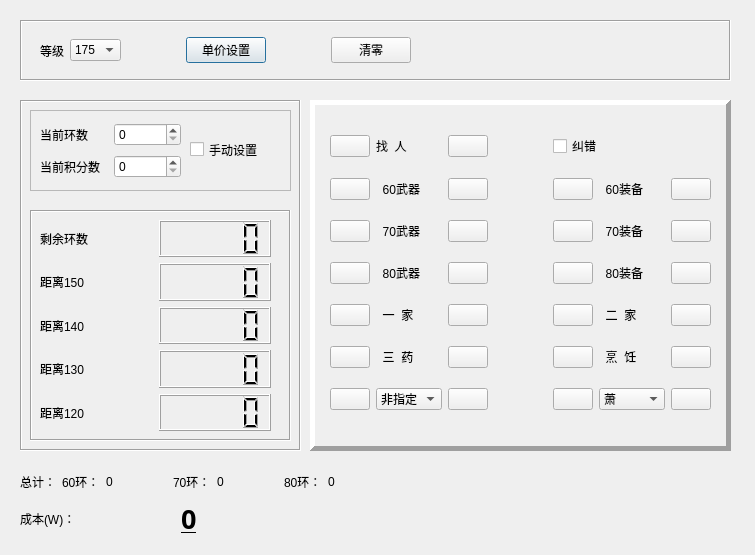
Before: the Qt Designer form 2. 项目实战/2. 梦幻西游宝宝环成本计算器/MH/MH/dialog.ui in GanConglei/PersonalNotes, drawn with Qt 5.
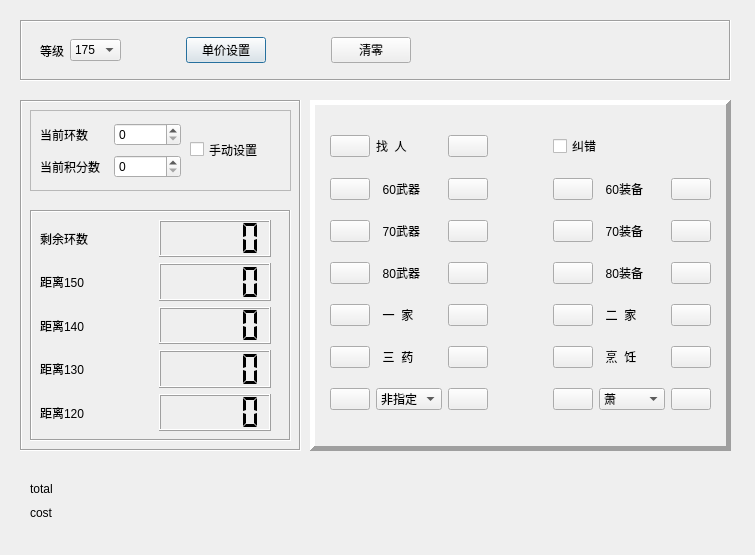
After: the same form once the commit is applied. Icons and pictures are not drawn.

```diff
--- a/2. 项目实战/2. 梦幻西游宝宝环成本计算器/MH/MH/dialog.ui
+++ b/2. 项目实战/2. 梦幻西游宝宝环成本计算器/MH/MH/dialog.ui
@@ -109,140 +109,6 @@
     </layout>
    </widget>
   </widget>
-  <widget class="QWidget" name="layoutWidget_2">
-   <property name="geometry">
-    <rect>
-     <x>20</x>
-     <y>470</y>
-     <width>315</width>
-     <height>67</height>
-    </rect>
-   </property>
-   <layout class="QVBoxLayout" name="verticalLayout_5">
-    <item>
-     <layout class="QHBoxLayout" name="horizontalLayout_18">
-      <item>
-       <widget class="QLabel" name="label_12">
-        <property name="text">
-         <string>总计：</string>
-        </property>
-       </widget>
-      </item>
-      <item>
-       <layout class="QHBoxLayout" name="horizontalLayout_17">
-        <item>
-         <layout class="QHBoxLayout" name="horizontalLayout_10">
-          <item>
-           <widget class="QLabel" name="label_13">
-            <property name="text">
-             <string>60环：</string>
-            </property>
-           </widget>
-          </item>
-          <item>
-           <widget class="QLabel" name="label_14">
-            <property name="text">
-             <string>0</string>
-            </property>
-           </widget>
-          </item>
-         </layout>
-        </item>
-        <item>
-         <spacer name="horizontalSpacer_10">
-          <property name="orientation">
-           <enum>Qt::Horizontal</enum>
-          </property>
-          <property name="sizeHint" stdset="0">
-           <size>
-            <width>20</width>
-            <height>20</height>
-           </size>
-          </property>
-         </spacer>
-        </item>
-        <item>
-         <layout class="QHBoxLayout" name="horizontalLayout_15">
-          <item>
-           <widget class="QLabel" name="label_15">
-            <property name="text">
-             <string>70环：</string>
-            </property>
-           </widget>
-          </item>
-          <item>
-           <widget class="QLabel" name="label_16">
-            <property name="text">
-             <string>0</string>
-            </property>
-           </widget>
-          </item>
-         </layout>
-        </item>
-        <item>
-         <spacer name="horizontalSpacer_11">
-          <property name="orientation">
-           <enum>Qt::Horizontal</enum>
-          </property>
-          <property name="sizeHint" stdset="0">
-           <size>
-            <width>20</width>
-            <height>20</height>
-           </size>
-          </property>
-         </spacer>
-        </item>
-        <item>
-         <layout class="QHBoxLayout" name="horizontalLayout_16">
-          <item>
-           <widget class="QLabel" name="label_17">
-            <property name="text">
-             <string>80环：</string>
-            </property>
-           </widget>
-          </item>
-          <item>
-           <widget class="QLabel" name="label_19">
-            <property name="text">
-             <string>0</string>
-            </property>
-           </widget>
-          </item>
-         </layout>
-        </item>
-       </layout>
-      </item>
-     </layout>
-    </item>
-    <item>
-     <layout class="QHBoxLayout" name="horizontalLayout_32">
-      <item>
-       <widget class="QLabel" name="label_25">
-        <property name="text">
-         <string>成本(W)：</string>
-        </property>
-       </widget>
-      </item>
-      <item>
-       <widget class="QLabel" name="label_26">
-        <property name="font">
-         <font>
-          <family>Aharoni</family>
-          <pointsize>20</pointsize>
-          <weight>75</weight>
-          <bold>true</bold>
-          <underline>true</underline>
-         </font>
-        </property>
-        <property name="text">
-         <string>0</string>
-        </property>
-       </widget>
-      </item>
-     </layout>
-    </item>
-   </layout>
-  </widget>
   <widget class="QFrame" name="frame_2">
    <property name="geometry">
     <rect>
@@ -368,7 +234,20 @@
          </widget>
         </item>
         <item>
-         <widget class="QLCDNumber" name="lcdNumber"/>
+         <widget class="QLCDNumber" name="lcdNumberRemainStep">
+          <property name="frameShape">
+           <enum>QFrame::Box</enum>
+          </property>
+          <property name="frameShadow">
+           <enum>QFrame::Raised</enum>
+          </property>
+          <property name="lineWidth">
+           <number>1</number>
+          </property>
+          <property name="segmentStyle">
+           <enum>QLCDNumber::Flat</enum>
+          </property>
+         </widget>
         </item>
        </layout>
       </item>
@@ -382,7 +261,11 @@
          </widget>
         </item>
         <item>
-         <widget class="QLCDNumber" name="lcdNumber_2"/>
+         <widget class="QLCDNumber" name="lcdNumberRemainGrade_150">
+          <property name="segmentStyle">
+           <enum>QLCDNumber::Flat</enum>
+          </property>
+         </widget>
         </item>
        </layout>
       </item>
@@ -396,7 +279,11 @@
          </widget>
         </item>
         <item>
-         <widget class="QLCDNumber" name="lcdNumber_3"/>
+         <widget class="QLCDNumber" name="lcdNumberRemainGrade_140">
+          <property name="segmentStyle">
+           <enum>QLCDNumber::Flat</enum>
+          </property>
+         </widget>
         </item>
        </layout>
       </item>
@@ -410,7 +297,11 @@
          </widget>
         </item>
         <item>
-         <widget class="QLCDNumber" name="lcdNumber_4"/>
+         <widget class="QLCDNumber" name="lcdNumberRemainGrade_130">
+          <property name="segmentStyle">
+           <enum>QLCDNumber::Flat</enum>
+          </property>
+         </widget>
         </item>
        </layout>
       </item>
@@ -424,7 +315,11 @@
          </widget>
         </item>
         <item>
-         <widget class="QLCDNumber" name="lcdNumber_5"/>
+         <widget class="QLCDNumber" name="lcdNumberRemainGrade_120">
+          <property name="segmentStyle">
+           <enum>QLCDNumber::Flat</enum>
+          </property>
+         </widget>
         </item>
        </layout>
       </item>
@@ -1252,6 +1147,32 @@
     <pixmap resource="image.qrc">:/image/src/pic.jpg</pixmap>
    </property>
   </widget>
+  <widget class="QWidget" name="">
+   <property name="geometry">
+    <rect>
+     <x>30</x>
+     <y>480</y>
+     <width>271</width>
+     <height>41</height>
+    </rect>
+   </property>
+   <layout class="QVBoxLayout" name="verticalLayout">
+    <item>
+     <widget class="QLabel" name="labelTotal">
+      <property name="text">
+       <string>total</string>
+      </property>
+     </widget>
+    </item>
+    <item>
+     <widget class="QLabel" name="labelCost">
+      <property name="text">
+       <string>cost</string>
+      </property>
+     </widget>
+    </item>
+   </layout>
+  </widget>
  </widget>
  <resources>
   <include location="image.qrc"/>
```
Left out of the diff: 10 changed lines with no effect on the pictures.
